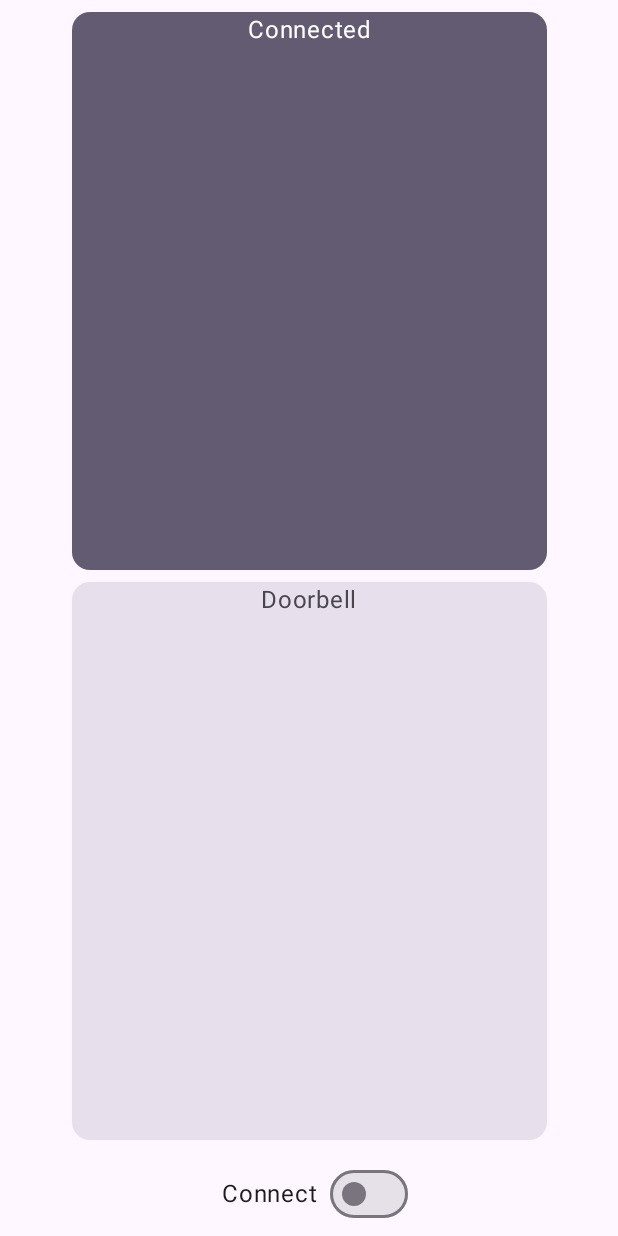
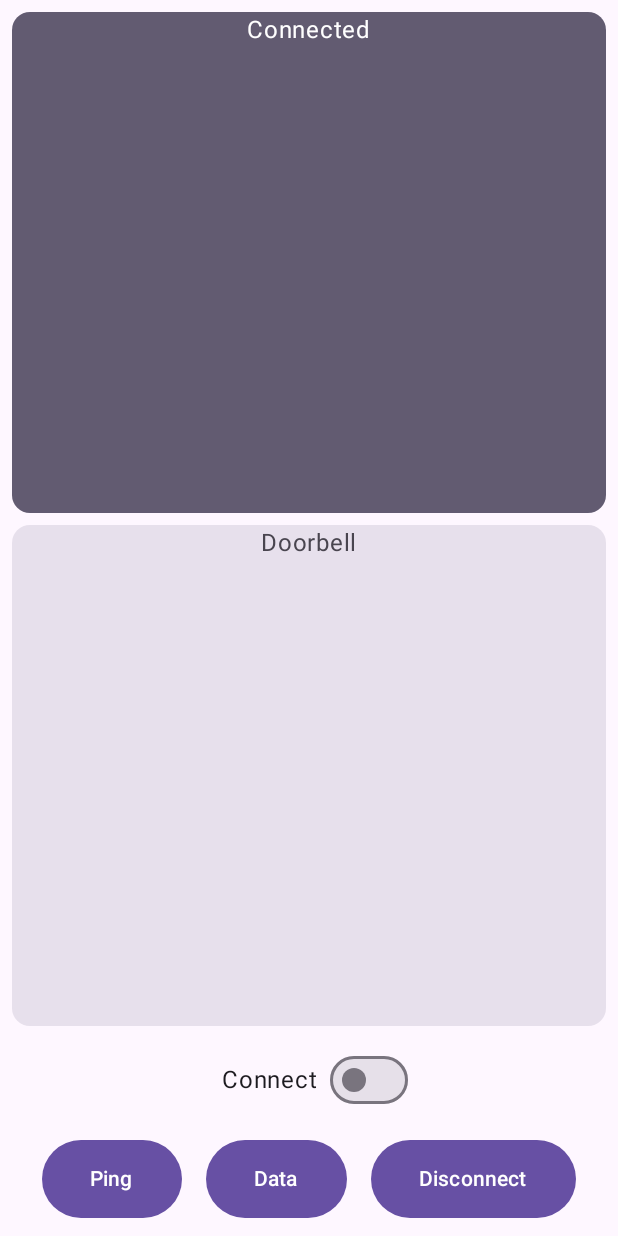
Before and after one commit to damaru-inc/Doorbell, an Android app built with Jetpack Compose: the screen it shows after launch (MainActivity), on a phone screen of 412 x 824 dp. Run offline under Robolectric (Android 15) with nearby library versions, the phone set to English and light mode, and no system bars.

Commit message:
Added test buttons.

```diff
--- a/app/build.gradle
+++ b/app/build.gradle
@@ -50,14 +50,18 @@ dependencies {
 
     def composeBom = platform('androidx.compose:compose-bom:2023.05.01')
     implementation(composeBom)
-    implementation "androidx.lifecycle:lifecycle-viewmodel-compose:2.6.1"
+    implementation 'androidx.activity:activity-compose:1.7.2'
     implementation 'androidx.core:core-ktx:1.10.1'
     implementation "androidx.compose.ui:ui"
     implementation "androidx.compose.material3:material3"
     implementation "androidx.compose.ui:ui-tooling-preview"
     debugImplementation "androidx.compose.ui:ui-tooling"
     implementation 'androidx.lifecycle:lifecycle-runtime-ktx:2.6.1'
-    implementation 'androidx.activity:activity-compose:1.7.1'
+    implementation "androidx.lifecycle:lifecycle-viewmodel-compose:2.6.1"
+
+    implementation 'org.eclipse.paho:org.eclipse.paho.client.mqttv3:1.1.0'
+    implementation 'org.eclipse.paho:org.eclipse.paho.android.service:1.1.1'
+
 
 /*
     implementation 'androidx.core:core-ktx:1.8.0'
--- a/app/src/main/java/com/damaru/doorbell/DoorbellModel.kt
+++ b/app/src/main/java/com/damaru/doorbell/DoorbellModel.kt
@@ -4,6 +4,8 @@ import android.util.Log
 import androidx.compose.runtime.State
 import androidx.compose.runtime.mutableStateOf
 import androidx.lifecycle.ViewModel
+import java.text.SimpleDateFormat
+import java.util.Date
 
 enum class ConnectionState {
     CONNECTED, DATA_PRESENT, DISCONNECTED, UNKNOWN
@@ -13,6 +15,8 @@ class DoorbellModel : ViewModel() {
 
     private val _connected = mutableStateOf<ConnectionState>(ConnectionState.DISCONNECTED)
     private val _sensorConnected = mutableStateOf<ConnectionState>(ConnectionState.UNKNOWN)
+    private val _lastMessage = mutableStateOf<String>("")
+    private val _lastMessageReceived = mutableStateOf<String>("")
 
     val connected: State<ConnectionState>
         get() = _connected
@@ -20,9 +24,46 @@ class DoorbellModel : ViewModel() {
     val sensorConnected: State<ConnectionState>
         get() = _sensorConnected
 
+    val lastMessage: State<String>
+        get() = _lastMessage
+
+    val lastMessageReceived: State<String>
+        get() = _lastMessageReceived
 
     fun connect(doConnect: Boolean) {
-        _connected.value = if (doConnect) ConnectionState.CONNECTED else ConnectionState.DISCONNECTED
+
+        if (doConnect) {
+            _connected.value = ConnectionState.CONNECTED
+        } else {
+            _connected.value = ConnectionState.DISCONNECTED
+            _sensorConnected.value = ConnectionState.UNKNOWN
+        }
+
         Log.d("me", "connect: $doConnect $_connected")
     }
+
+    fun handleMessage(message : String) {
+        _lastMessage.value = message
+        //val formatter = SimpleDateFormat("hh:mm:ss")
+        val formatter = SimpleDateFormat.getTimeInstance()
+        val date = Date()
+        _lastMessageReceived.value = formatter.format(date)
+        _sensorConnected.value = ConnectionState.CONNECTED
+    }
+
+    fun handleData() {
+        handleMessage("Data")
+    }
+
+    fun handlePing() {
+        handleMessage("Ping")
+    }
+
+    fun handleSensorDisconnect() {
+        _sensorConnected.value = ConnectionState.DISCONNECTED
+    }
+
+    fun testMode() : Boolean {
+        return true
+    }
 }
--- a/app/src/main/java/com/damaru/doorbell/MainActivity.kt
+++ b/app/src/main/java/com/damaru/doorbell/MainActivity.kt
@@ -6,7 +6,9 @@ import androidx.activity.compose.setContent
 import androidx.compose.foundation.layout.Column
 import androidx.compose.foundation.layout.Row
 import androidx.compose.foundation.layout.fillMaxSize
+import androidx.compose.foundation.layout.fillMaxWidth
 import androidx.compose.foundation.layout.padding
+import androidx.compose.material3.Button
 import androidx.compose.material3.Card
 import androidx.compose.material3.CardColors
 import androidx.compose.material3.CardDefaults
@@ -17,7 +19,6 @@ import androidx.compose.material3.Text
 import androidx.compose.runtime.Composable
 import androidx.compose.ui.Alignment
 import androidx.compose.ui.Modifier
-import androidx.compose.ui.graphics.Color
 import androidx.compose.ui.tooling.preview.Preview
 import androidx.compose.ui.unit.dp
 import androidx.lifecycle.viewmodel.compose.viewModel
@@ -71,27 +72,11 @@ fun MainScreen(
         ButtonBar(
             connected = doorbellModel.connected.value,
             onConnect = { checked -> doorbellModel.connect(checked) },
+            sendData = { doorbellModel.handleData() },
+            sendPing = { doorbellModel.handlePing() },
+            sendDisconnect = { doorbellModel.handleSensorDisconnect() },
+            testMode = doorbellModel.testMode(),
             modifier = modifier
-        )
-    }
-}
-
-@Composable
-fun ServiceStatusCard(
-    modifier: Modifier = Modifier,
-    title: String,
-    connectionState: ConnectionState
-) {
-    Card(
-        modifier = modifier
-            .padding(4.dp)
-            .fillMaxSize(0.8f),
-        shape = CardDefaults.shape,
-        colors = getCardColors(connectionState)
-    ) {
-        Text(
-            text = title,
-            modifier = modifier.align(Alignment.CenterHorizontally)
         )
     }
 }
@@ -102,17 +87,45 @@ fun StatusPane(
     doorbellModel: DoorbellModel = viewModel()
 ) {
     Column (
-        modifier = modifier.padding(4.dp),
-        horizontalAlignment = Alignment.CenterHorizontally
+        modifier = modifier.padding(4.dp)
+        //horizontalAlignment = Alignment.CenterHorizontally
     ) {
-        ServiceStatusCard(
-            modifier = modifier,
-            title = "Connected",
-            connectionState = doorbellModel.connected.value)
-        ServiceStatusCard(
-            modifier = modifier,
-            title = "Doorbell",
-            connectionState = doorbellModel.sensorConnected.value)
+        Card(
+            modifier = modifier
+                .padding(4.dp)
+                .weight(0.1f)
+                .fillMaxWidth(1f),
+            shape = CardDefaults.shape,
+            colors = getCardColors(doorbellModel.connected.value)
+        ) {
+            Text(
+                text = "Connected",
+                modifier = modifier.align(Alignment.CenterHorizontally)
+            )
+        }
+
+        Card(
+            modifier = modifier
+                .padding(4.dp)
+                .weight(0.8f)
+                .fillMaxWidth(1f)
+                .align(Alignment.CenterHorizontally),
+            shape = CardDefaults.shape,
+            colors = getCardColors(doorbellModel.sensorConnected.value)
+        ) {
+            Text(
+                text = "Doorbell",
+                modifier = modifier.align(Alignment.CenterHorizontally)
+            )
+            Text(
+                text = doorbellModel.lastMessage.value,
+                modifier = modifier.align(Alignment.CenterHorizontally)
+            )
+            Text(
+                text = doorbellModel.lastMessageReceived.value,
+                modifier = modifier.align(Alignment.CenterHorizontally)
+            )
+        }
     }
 }
 
@@ -120,19 +133,62 @@ fun StatusPane(
 fun ButtonBar(
     connected: ConnectionState,
     onConnect: (Boolean) -> Unit,
+    sendPing: () -> Unit,
+    sendData: () -> Unit,
+    sendDisconnect: () -> Unit,
+    testMode : Boolean,
     modifier: Modifier = Modifier) {
-    Row (
+    Column (
+        modifier = modifier.fillMaxWidth(1f),
+        horizontalAlignment = Alignment.CenterHorizontally
+            ){
+        Row(
             modifier = modifier.padding(4.dp),
             verticalAlignment = Alignment.CenterVertically
-    ){
+        ) {
             Text(
                 modifier = Modifier.padding(8.dp),
                 text = "Connect"
             )
             Switch(
                 checked = connected == ConnectionState.CONNECTED,
-            onCheckedChange = {onConnect(it)}
+                onCheckedChange = { onConnect(it) }
             )
+        }
+        if (testMode) {
+            Row(
+                modifier = modifier.padding(4.dp),
+                verticalAlignment = Alignment.CenterVertically
+            ) {
+                Button(
+                    modifier = Modifier.padding(8.dp),
+                    onClick = { sendPing() }
+                ) {
+                    Text(
+                        modifier = Modifier.padding(8.dp),
+                        text = "Ping"
+                    )
+                }
+                Button(
+                    modifier = Modifier.padding(8.dp),
+                    onClick = { sendData() }
+                ) {
+                    Text(
+                        modifier = Modifier.padding(8.dp),
+                        text = "Data"
+                    )
+                }
+                Button(
+                    modifier = Modifier.padding(8.dp),
+                    onClick = { sendDisconnect() }
+                ) {
+                    Text(
+                        modifier = Modifier.padding(8.dp),
+                        text = "Disconnect"
+                    )
+                }
+            }
+        }
     }
 }
 
```
Lines whose indentation alone changed are shown as unchanged.
